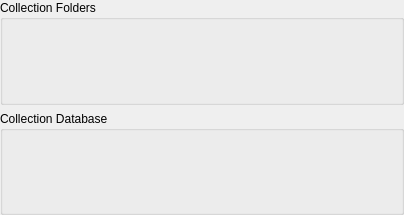
KDE/amarok, file src/configdialog/dialogs/CollectionConfig.ui: the form before one commit.
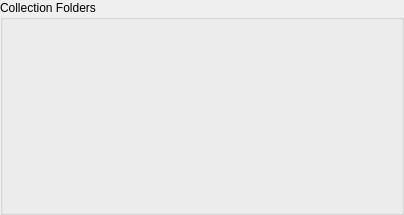
The form after the commit. Custom widgets are drawn as their Qt base class.

Commit message: Remove database setup widgets which are unused and is a Q3Support class.

```diff
--- a/src/configdialog/dialogs/CollectionConfig.ui
+++ b/src/configdialog/dialogs/CollectionConfig.ui
@@ -32,18 +32,6 @@
      </property>
     </widget>
    </item>
-   <item>
-    <widget class="Q3GroupBox" name="databaseBox" >
-     <property name="title" >
-      <string>Collection Database</string>
-     </property>
-     <layout class="QVBoxLayout" >
-      <item>
-       <widget class="DbSetup" native="1" name="dbSetupFrame" />
-      </item>
-     </layout>
-    </widget>
-   </item>
   </layout>
  </widget>
  <layoutdefault spacing="6" margin="11" />
```
Left out of the diff: 1 changed line with no effect on the pictures. The commit also changes 5 other files.
